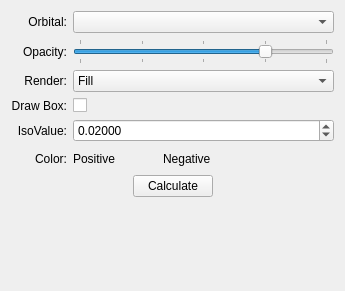
Above: libavogadro-kalzium/src/engines/orbitalsettingswidget.ui from KDE/kalzium before the change. Below: the same form after it.
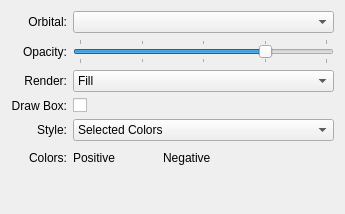
That is the form after the change. Custom widgets are drawn as their Qt base class.

Diff of the .ui file:
```diff
--- a/libavogadro-kalzium/src/engines/orbitalsettingswidget.ui
+++ b/libavogadro-kalzium/src/engines/orbitalsettingswidget.ui
@@ -1,12 +1,12 @@
 <ui version="4.0" >
  <class>OrbitalSettingsWidget</class>
- <widget class="QWidget" name="OrbitalSettingsWidget" >
-  <property name="geometry" >
+ <widget class="QWidget" name="OrbitalSettingsWidget">
+  <property name="geometry">
    <rect>
     <x>0</x>
     <y>0</y>
     <width>331</width>
-    <height>291</height>
+    <height>214</height>
    </rect>
   </property>
   <layout class="QGridLayout" name="gridLayout" >
@@ -119,39 +119,34 @@
      </property>
     </widget>
    </item>
-   <item row="4" column="0" >
-    <widget class="QLabel" name="paddingLabel" >
-     <property name="text" >
-      <string>IsoValue:</string>
+   <item row="4" column="0">
+    <widget class="QLabel" name="colorLabel_4">
+     <property name="text">
+      <string>Style:</string>
      </property>
      <property name="alignment" >
       <set>Qt::AlignRight|Qt::AlignTrailing|Qt::AlignVCenter</set>
      </property>
     </widget>
    </item>
-   <item row="4" column="1" >
-    <widget class="QDoubleSpinBox" name="isoSpin" >
-     <property name="decimals" >
-      <number>5</number>
-     </property>
-     <property name="minimum" >
-      <double>0.000000000000000</double>
-     </property>
-     <property name="maximum" >
-      <double>5.000000000000000</double>
-     </property>
-     <property name="singleStep" >
-      <double>0.010000000000000</double>
-     </property>
-     <property name="value" >
-      <double>0.020000000000000</double>
-     </property>
+   <item row="4" column="1">
+    <widget class="QComboBox" name="colorCombo">
+     <item>
+      <property name="text">
+       <string>Selected Colors</string>
+      </property>
+     </item>
+     <item>
+      <property name="text">
+       <string>Mapped Colors</string>
+      </property>
+     </item>
     </widget>
    </item>
-   <item row="5" column="0" >
-    <widget class="QLabel" name="colorLabel" >
-     <property name="text" >
-      <string>Color:</string>
+   <item row="5" column="0">
+    <widget class="QLabel" name="colorLabel">
+     <property name="text">
+      <string>Colors:</string>
      </property>
      <property name="alignment" >
       <set>Qt::AlignRight|Qt::AlignTrailing|Qt::AlignVCenter</set>
@@ -221,44 +216,7 @@
      </item>
     </layout>
    </item>
-   <item row="6" column="0" colspan="2" >
-    <layout class="QHBoxLayout" name="horizontalLayout" >
-     <item>
-      <spacer name="horizontalSpacer" >
-       <property name="orientation" >
-        <enum>Qt::Horizontal</enum>
-       </property>
-       <property name="sizeHint" stdset="0" >
-        <size>
-         <width>40</width>
-         <height>20</height>
-        </size>
-       </property>
-      </spacer>
-     </item>
-     <item>
-      <widget class="QPushButton" name="calculateButton" >
-       <property name="text" >
-        <string>Calculate</string>
-       </property>
-      </widget>
-     </item>
-     <item>
-      <spacer name="horizontalSpacer_2" >
-       <property name="orientation" >
-        <enum>Qt::Horizontal</enum>
-       </property>
-       <property name="sizeHint" stdset="0" >
-        <size>
-         <width>40</width>
-         <height>20</height>
-        </size>
-       </property>
-      </spacer>
-     </item>
-    </layout>
-   </item>
-   <item row="7" column="0" colspan="2" >
+   <item row="6" column="0" colspan="2">
     <spacer>
      <property name="orientation" >
       <enum>Qt::Vertical</enum>
```
Left out of the diff: 130 changed lines with no effect on the pictures.
